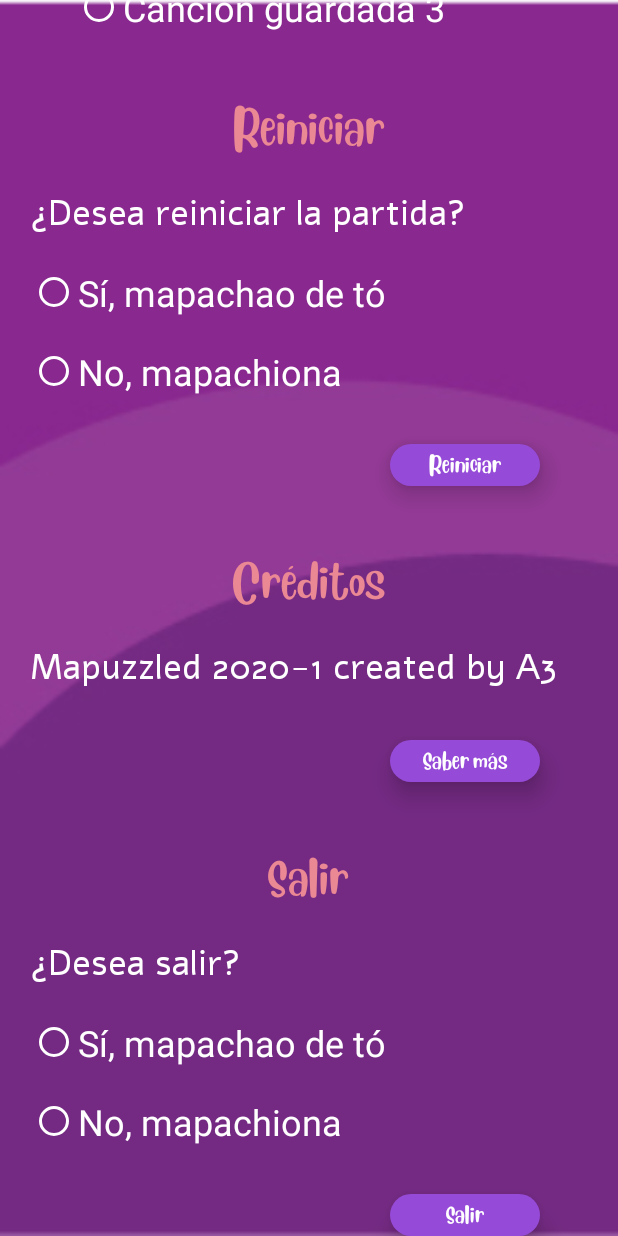
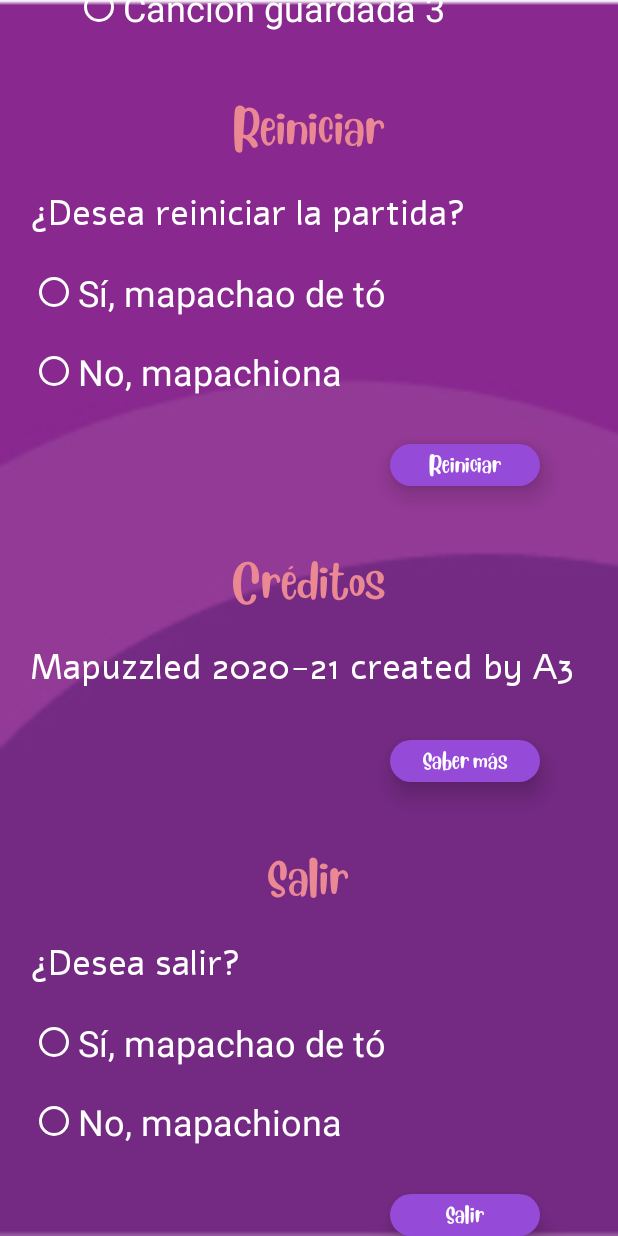
Before and after one commit to avidalfer/PuzzleGame, an Android app: the layout fragment_scrolling_options.xml on its own in the app's theme, with its tools: preview values and no code run, scrolled down 520 dp, on a phone screen of 412 x 824 dp. Run offline under Robolectric (Android 15) with nearby library versions, the phone set to English and light mode, and no system bars.

Commit message:
`fragment_scrolling_options.xml correcciones`

```diff
--- a/app/src/main/res/layout/fragment_scrolling_options.xml
+++ b/app/src/main/res/layout/fragment_scrolling_options.xml
@@ -63,7 +63,7 @@
             style="@style/RegularText"
             android:layout_width="wrap_content"
             android:layout_height="wrap_content"
-            android:layout_gravity="left"
+            android:layout_gravity="start"
             android:layout_marginTop="20dp"
             android:layout_marginStart="50dp"
             android:text="@string/pista"
@@ -73,7 +73,7 @@
             android:id="@+id/radioButton"
             android:layout_width="wrap_content"
             android:layout_height="wrap_content"
-            android:layout_gravity="left"
+            android:layout_gravity="start"
             android:layout_marginStart="50dp"
             android:layout_marginTop="20dp"
             android:buttonTint="@color/cardview_light_background"
@@ -84,7 +84,7 @@
             android:id="@+id/radioButton2"
             android:layout_width="wrap_content"
             android:layout_height="wrap_content"
-            android:layout_gravity="left"
+            android:layout_gravity="start"
             android:layout_marginStart="50dp"
             android:layout_marginTop="20dp"
             android:buttonTint="@color/cardview_light_background"
@@ -107,7 +107,7 @@
             android:id="@+id/radioButton3"
             android:layout_width="wrap_content"
             android:layout_height="wrap_content"
-            android:layout_gravity="left"
+            android:layout_gravity="start"
             android:layout_marginStart="50dp"
             android:layout_marginTop="20dp"
             android:buttonTint="@color/cardview_light_background"
@@ -119,7 +119,7 @@
             android:id="@+id/radioButton4"
             android:layout_width="wrap_content"
             android:layout_height="wrap_content"
-            android:layout_gravity="left"
+            android:layout_gravity="start"
             android:layout_marginStart="50dp"
             android:layout_marginTop="20dp"
             android:buttonTint="@color/cardview_light_background"
@@ -131,7 +131,7 @@
             android:id="@+id/radioButton5"
             android:layout_width="wrap_content"
             android:layout_height="wrap_content"
-            android:layout_gravity="left"
+            android:layout_gravity="start"
             android:layout_marginStart="50dp"
             android:layout_marginTop="20dp"
             android:buttonTint="@color/cardview_light_background"
@@ -153,7 +153,7 @@
             style="@style/RegularText"
             android:layout_width="wrap_content"
             android:layout_height="wrap_content"
-            android:layout_gravity="left"
+            android:layout_gravity="start"
             android:layout_marginTop="20dp"
             android:layout_marginStart="20dp"
             android:text="@string/desea_reiniciar"
@@ -162,7 +162,7 @@
             android:id="@+id/radioButton6"
             android:layout_width="wrap_content"
             android:layout_height="wrap_content"
-            android:layout_gravity="left"
+            android:layout_gravity="start"
             android:layout_marginStart="20dp"
             android:layout_marginTop="20dp"
             android:buttonTint="@color/cardview_light_background"
@@ -174,7 +174,7 @@
             android:id="@+id/radioButton7"
             android:layout_width="wrap_content"
             android:layout_height="wrap_content"
-            android:layout_gravity="left"
+            android:layout_gravity="start"
             android:layout_marginStart="20dp"
             android:layout_marginTop="20dp"
             android:buttonTint="@color/cardview_light_background"
@@ -207,7 +207,7 @@
             style="@style/RegularText"
             android:layout_width="wrap_content"
             android:layout_height="wrap_content"
-            android:layout_gravity="left"
+            android:layout_gravity="start"
             android:layout_marginTop="20dp"
             android:layout_marginStart="20dp"
             android:text="@string/detalle_creditos"
@@ -239,7 +239,7 @@
             style="@style/RegularText"
             android:layout_width="wrap_content"
             android:layout_height="wrap_content"
-            android:layout_gravity="left"
+            android:layout_gravity="start"
             android:layout_marginTop="20dp"
             android:layout_marginStart="20dp"
             android:text="@string/desea_salir"
@@ -249,7 +249,7 @@
             android:id="@+id/radioButton8"
             android:layout_width="wrap_content"
             android:layout_height="wrap_content"
-            android:layout_gravity="left"
+            android:layout_gravity="start"
             android:layout_marginStart="20dp"
             android:layout_marginTop="20dp"
             android:buttonTint="@color/cardview_light_background"
@@ -261,7 +261,7 @@
             android:id="@+id/radioButton9"
             android:layout_width="wrap_content"
             android:layout_height="wrap_content"
-            android:layout_gravity="left"
+            android:layout_gravity="start"
             android:layout_marginStart="20dp"
             android:layout_marginTop="20dp"
             android:buttonTint="@color/cardview_light_background"
--- a/app/src/main/res/values/strings.xml
+++ b/app/src/main/res/values/strings.xml
@@ -41,6 +41,6 @@
     <string name="Cancion_guardada_2">Canción guardada 2</string>
     <string name="Cancion_guardada_3">Canción guardada 3</string>
     <string name="saber_mas">Saber más</string>
-    <string name="detalle_creditos">Mapuzzled 2020-1 created by A3</string>
+    <string name="detalle_creditos">Mapuzzled 2020-21 created by A3</string>
     <string name="desea_salir">¿Desea salir?</string>
 </resources>
```
